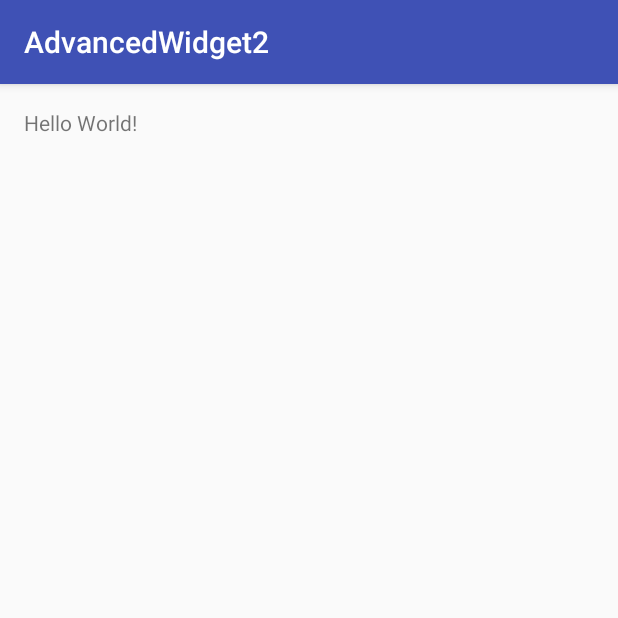
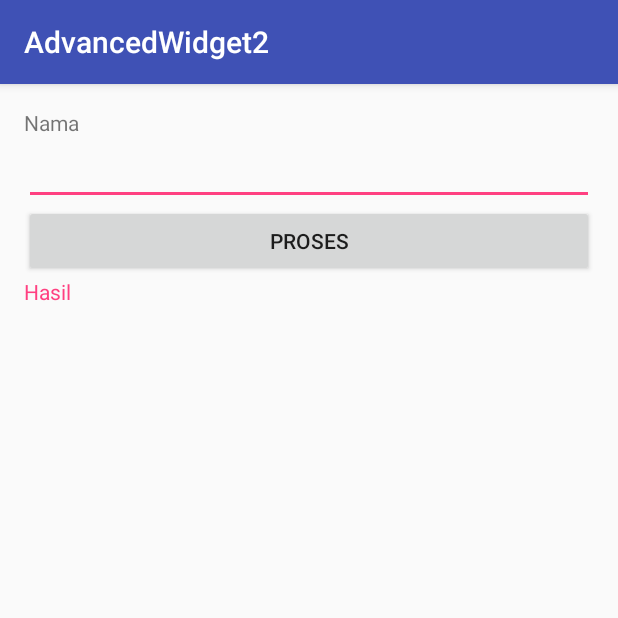
Before and after one commit to nabilaql/AdvancedWidget2, an Android app: the screen it shows after launch (MainActivity), on a phone screen of 412 x 824 dp, the top half of it. Run offline under Robolectric (Android 15) with nearby library versions, the phone set to English and light mode, and no system bars; our stand-ins replace ButterKnife.

```diff
--- a/app/src/main/java/id/sch/smktelkom_mlg/learn/advancedwidget2/MainActivity.java
+++ b/app/src/main/java/id/sch/smktelkom_mlg/learn/advancedwidget2/MainActivity.java
@@ -2,12 +2,34 @@ package id.sch.smktelkom_mlg.learn.advancedwidget2;
 
 import android.support.v7.app.AppCompatActivity;
 import android.os.Bundle;
+import android.widget.EditText;
+import android.widget.TextView;
+
+import butterknife.BindColor;
+import butterknife.BindView;
+import butterknife.ButterKnife;
+import butterknife.OnClick;
 
 public class MainActivity extends AppCompatActivity {
+
+    @BindView(R.id.etNama)
+    EditText etNama;
+    @BindView(R.id.tvHasil)
+    TextView tvHasil;
+    @BindColor(R.color.colorAccent)
+    int colorAccent;
 
     @Override
     protected void onCreate(Bundle savedInstanceState) {
         super.onCreate(savedInstanceState);
         setContentView(R.layout.activity_main);
+
+        ButterKnife.bind(this);
+        tvHasil.setTextColor(colorAccent);
+    }
+
+    @OnClick(R.id.btnProses)
+    public void doProcess(){
+        tvHasil.setText("Nama Anda: " + etNama.getText());
     }
 }
--- a/app/src/main/res/layout/activity_main.xml
+++ b/app/src/main/res/layout/activity_main.xml
@@ -1,17 +1,32 @@
 <?xml version="1.0" encoding="utf-8"?>
-<LinearLayout xmlns:android="http://schemas.android.com/apk/res/android"
+<LinearLayout
+    xmlns:android="http://schemas.android.com/apk/res/android"
     xmlns:tools="http://schemas.android.com/tools"
+    android:id="@+id/activity_main"
     android:layout_width="match_parent"
     android:layout_height="match_parent"
-    android:paddingBottom="@dimen/activity_vertical_margin"
     android:paddingLeft="@dimen/activity_horizontal_margin"
     android:paddingRight="@dimen/activity_horizontal_margin"
     android:paddingTop="@dimen/activity_vertical_margin"
+    android:paddingBottom="@dimen/activity_vertical_margin"
     android:orientation="vertical"
     tools:context="id.sch.smktelkom_mlg.learn.advancedwidget2.MainActivity">
-
     <TextView
         android:layout_width="wrap_content"
         android:layout_height="wrap_content"
-        android:text="Hello World!" />
+        android:text="Nama"/>
+    <EditText
+        android:id="@+id/etNama"
+        android:layout_width="match_parent"
+        android:layout_height="wrap_content" />
+    <Button
+        android:id="@+id/btnProses"
+        android:layout_width="match_parent"
+        android:layout_height="wrap_content"
+        android:text="Proses"/>
+    <TextView
+        android:id="@+id/tvHasil"
+        android:layout_width="wrap_content"
+        android:layout_height="wrap_content"
+        android:text="Hasil"/>
 </LinearLayout>
--- a/build.gradle
+++ b/build.gradle
@@ -6,7 +6,7 @@ buildscript {
     }
     dependencies {
         classpath 'com.android.tools.build:gradle:2.1.0'
-
+        classpath 'com.neenbedankt.gradle.plugins:android-apt:1.8'
         // NOTE: Do not place your application dependencies here; they belong
         // in the individual module build.gradle files
     }
```
Also changed, not shown: app/build.gradle (+9 -3 lines).
